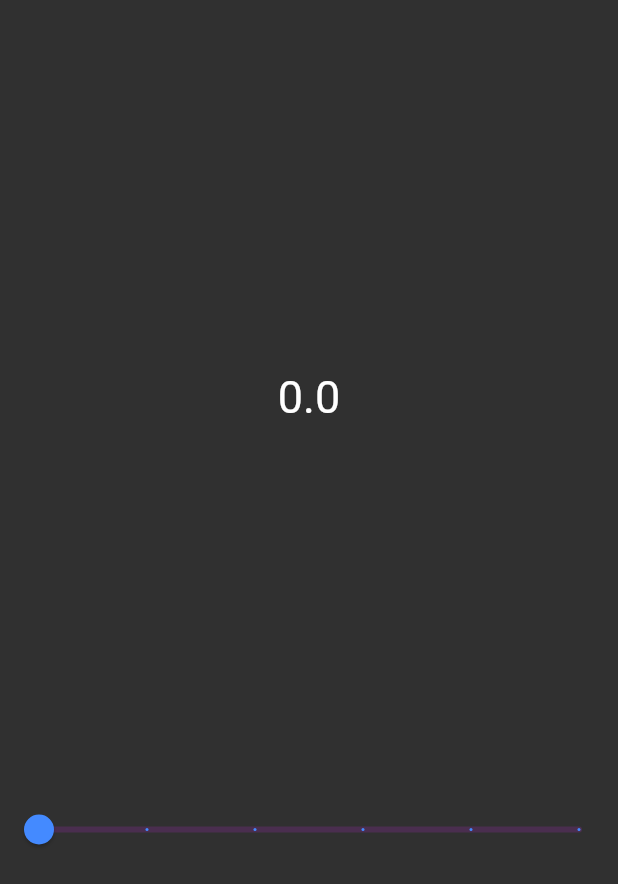
After one commit to Galadima3/mylez, a Flutter app: the SliderX screen opened directly, on a phone screen of 412 x 824 dp. The commit adds this screen. Shown: the top 884 px of the screen. Run offline on Flutter 3.47's test engine with Material 2 defaults, Android fonts, the phone set to English and light mode, and no system bars.

Commit message:
Third Commit

```diff
--- /dev/null
+++ b/lib/slider.dart
@@ -0,0 +1,38 @@
+// ignore_for_file: prefer_const_constructors
+
+import 'package:flutter/material.dart';
+
+class SliderX extends StatefulWidget {
+  const SliderX({Key? key}) : super(key: key);
+
+  @override
+  State<SliderX> createState() => _SliderXState();
+}
+
+class _SliderXState extends State<SliderX> {
+  double _currentValue = 0;
+  @override
+  Widget build(BuildContext context) {
+    return Scaffold(
+      body: Column(mainAxisAlignment: MainAxisAlignment.spaceEvenly, children: [
+        Text(
+          _currentValue.toString(),
+          style: TextStyle(fontSize: 30),
+        ),
+        Slider(
+          value: _currentValue,
+          //min: 1,
+          max: 50,
+          divisions: 5,
+          label: _currentValue.toString(),
+          activeColor: Colors.blueAccent,
+          onChanged: (value) {
+            setState(() {
+              _currentValue = value;
+            });
+          },
+        )
+      ]),
+    );
+  }
+}
--- a/pubspec.yaml
+++ b/pubspec.yaml
@@ -34,6 +34,7 @@ dependencies:
   # The following adds the Cupertino Icons font to your application.
   # Use with the CupertinoIcons class for iOS style icons.
   cupertino_icons: ^1.0.2
+  intl: ^0.17.0
 
 dev_dependencies:
   flutter_test:
```
Also changed, not shown: lib/constants.dart (added, +7 -0 lines), lib/date_picker.dart (added, +62 -0 lines), lib/main.dart (+4 -4 lines), lib/text_field.dart (+3 -4 lines), lib/Piko/welcome_screen.dart (added), lib/stack.dart (renamed from lib/homepage.dart), pubspec.lock.
